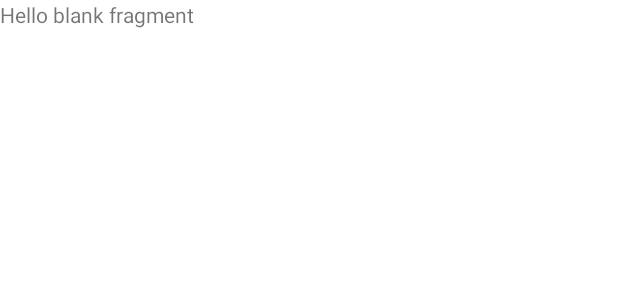
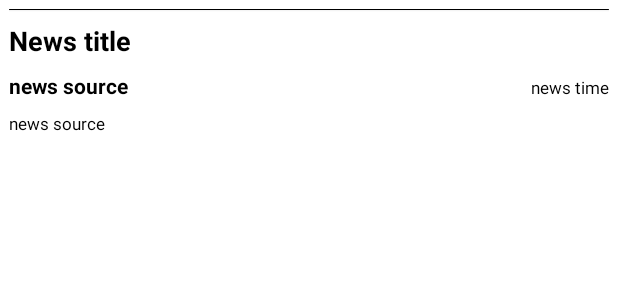
Before and after one commit to DmytroDyshuk/NewsRecap, an Android app: the layout fragment_news_details.xml on its own in the app's theme, with its tools: preview values and no code run, on a phone screen of 412 x 824 dp. Shown: the top 300 px of the screen. Run offline under Robolectric (Android 15) with nearby library versions, the phone set to English and light mode, and no system bars; Roboto replaces fonts that are not available here.

Commit message:
news details fragment completed, code refactoring

```diff
--- a/app/src/main/java/com/example/newsrecap/MainActivity.kt
+++ b/app/src/main/java/com/example/newsrecap/MainActivity.kt
@@ -20,7 +20,6 @@ class MainActivity : AppCompatActivity() {
     }
 
     override fun onCreate(savedInstanceState: Bundle?) {
-        // Handle the splash screen transition.
         installSplashScreen()
 
         super.onCreate(savedInstanceState)
--- a/app/src/main/java/com/example/newsrecap/utils/constants/Constants.kt
+++ b/app/src/main/java/com/example/newsrecap/utils/constants/Constants.kt
@@ -1,7 +1,12 @@
 package com.example.newsrecap.utils.constants
+
+import kotlin.reflect.jvm.internal.impl.renderer.DescriptorRenderer.ValueParametersHandler.DEFAULT
 
 object Constants {
     const val BASE_URL = "https://newsapi.org/v2/"
 
     const val DOMAINS = "wsj.com, washingtonpost.com, time.com, ign.com"
+
+    const val DEFAULT_TIME_FORMAT = "yyyy-MM-dd'T'HH:mm:ss'Z'"
+    const val RESERVE_TIME_FORMAT = "yyyy-MM-dd'T'HH:mm:ss.SSSSSSS'Z'"
 }
--- a/app/src/main/res/layout/fragment_news_details.xml
+++ b/app/src/main/res/layout/fragment_news_details.xml
@@ -1,13 +1,88 @@
 <?xml version="1.0" encoding="utf-8"?>
-<FrameLayout xmlns:android="http://schemas.android.com/apk/res/android"
+<ScrollView xmlns:android="http://schemas.android.com/apk/res/android"
     xmlns:tools="http://schemas.android.com/tools"
+    xmlns:app="http://schemas.android.com/apk/res-auto"
     android:layout_width="match_parent"
     android:layout_height="match_parent"
     tools:context=".ui.fragments.news_details.ui.NewsDetailsFragment">
 
-    <TextView
+    <LinearLayout
         android:layout_width="match_parent"
-        android:layout_height="match_parent"
-        android:text="@string/hello_blank_fragment" />
+        android:layout_height="wrap_content"
+        android:orientation="vertical"
+        android:paddingTop="6dp"
+        android:paddingStart="6dp"
+        android:paddingEnd="6dp">
 
-</FrameLayout>
+        <com.google.android.material.card.MaterialCardView
+            android:layout_width="match_parent"
+            android:layout_height="wrap_content"
+            app:cardCornerRadius="12dp">
+
+            <ImageView
+                android:id="@+id/iv_news_image"
+                android:layout_width="match_parent"
+                android:layout_height="wrap_content"
+                android:src="@color/black" />
+
+        </com.google.android.material.card.MaterialCardView>
+
+        <TextView
+            android:id="@+id/tv_news_title"
+            android:layout_width="wrap_content"
+            android:layout_height="wrap_content"
+            tools:text="News title"
+            android:textColor="@color/black"
+            android:textSize="18sp"
+            android:textStyle="bold"
+            android:layout_marginTop="8dp"/>
+
+        <LinearLayout
+            android:layout_width="match_parent"
+            android:layout_height="wrap_content"
+            android:orientation="horizontal"
+            android:layout_marginTop="8dp">
+
+            <TextView
+                android:id="@+id/tv_news_source"
+                android:layout_width="wrap_content"
+                android:layout_height="wrap_content"
+                tools:text="news source"
+                android:textColor="@color/black"
+                android:textSize="14sp"
+                android:textStyle="bold"/>
+
+            <Space
+                android:layout_width="0dp"
+                android:layout_height="wrap_content"
+                android:layout_weight="1" />
+
+            <TextView
+                android:id="@+id/tv_news_time"
+                android:layout_width="wrap_content"
+                android:layout_height="wrap_content"
+                tools:text="news time"
+                android:textColor="@color/black"
+                android:textSize="11sp" />
+
+        </LinearLayout>
+
+        <TextView
+            android:id="@+id/tv_news_publisher"
+            android:layout_width="wrap_content"
+            android:layout_height="wrap_content"
+            tools:text="news source"
+            android:textColor="@color/black"
+            android:textSize="11sp"
+            android:layout_marginTop="8dp"/>
+
+        <TextView
+            android:id="@+id/tv_news_text"
+            android:layout_width="match_parent"
+            android:layout_height="wrap_content"
+            android:textSize="16sp"
+            android:layout_marginTop="8dp" />
+
+    </LinearLayout>
+
+</ScrollView>
--- a/app/src/main/res/layout/list_item_news.xml
+++ b/app/src/main/res/layout/list_item_news.xml
@@ -3,6 +3,7 @@
     xmlns:android="http://schemas.android.com/apk/res/android"
     xmlns:app="http://schemas.android.com/apk/res-auto"
     xmlns:tools="http://schemas.android.com/tools"
+    android:id="@+id/mcv_news_item"
     android:layout_width="match_parent"
     android:layout_height="wrap_content"
     android:orientation="horizontal"
```
Also changed, not shown: app/src/main/java/com/example/newsrecap/ui/fragments/news_details/ui/NewsDetailsFragment.kt (+41 -38 lines), app/src/main/java/com/example/newsrecap/ui/fragments/news_list/adapter/NewsListAdapter.kt (+10 -17 lines), app/src/main/java/com/example/newsrecap/ui/fragments/news_list/ui/NewsListFragment.kt (+8 -1 lines), app/src/main/java/com/example/newsrecap/ui/viewmodel/NewsViewModel.kt (+7 -0 lines), app/src/main/java/com/example/newsrecap/utils/Extensions.kt (added, +16 -0 lines), app/src/main/res/navigation/nav_graph.xml (+1 -6 lines).
